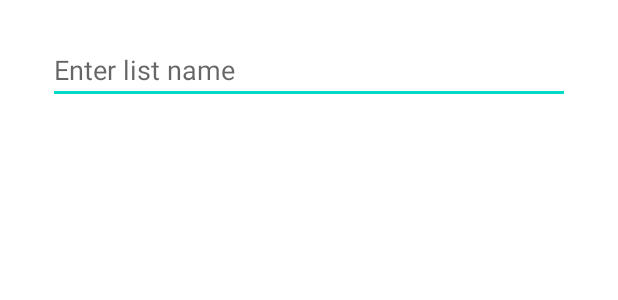
After one commit to Rozmarynka19/Chronos, an Android app: the layout add_new_list_dialog.xml on its own in the app's theme, with its tools: preview values and no code run, on a phone screen of 412 x 824 dp. The commit adds this screen. Shown: the top 300 px of the screen. Run offline under Robolectric (Android 15) with nearby library versions, the light colour scheme and no system bars.

Commit message:
Add FloatingActionButton in ListFragment, AddNewListDialog. I've changed server scripts to return userid - needed for lists

```diff
--- /dev/null
+++ b/ChronosApp/app/src/main/res/drawable/plus.xml
@@ -0,0 +1,5 @@
+<vector android:height="24dp" android:tint="#FFFFFF"
+    android:viewportHeight="24" android:viewportWidth="24"
+    android:width="24dp" xmlns:android="http://schemas.android.com/apk/res/android">
+    <path android:fillColor="@android:color/white" android:pathData="M19,13h-6v6h-2v-6H5v-2h6V5h2v6h6v2z"/>
+</vector>
--- /dev/null
+++ b/ChronosApp/app/src/main/res/layout/add_new_list_dialog.xml
@@ -0,0 +1,21 @@
+<?xml version="1.0" encoding="utf-8"?>
+<androidx.constraintlayout.widget.ConstraintLayout
+    xmlns:android="http://schemas.android.com/apk/res/android"
+    xmlns:app="http://schemas.android.com/apk/res-auto"
+    android:layout_width="match_parent"
+    android:layout_height="match_parent">
+
+    <EditText
+        android:id="@+id/add_new_list_dialog_edittext"
+        android:layout_width="match_parent"
+        android:layout_height="wrap_content"
+        android:layout_marginStart="32dp"
+        android:layout_marginTop="24dp"
+        android:layout_marginEnd="32dp"
+        android:inputType="textNoSuggestions"
+        app:layout_constraintEnd_toEndOf="parent"
+        app:layout_constraintStart_toStartOf="parent"
+        app:layout_constraintTop_toTopOf="parent"
+        android:hint="@string/add_new_list_dialog_edittext_hint"/>
+
+</androidx.constraintlayout.widget.ConstraintLayout>
--- a/ChronosApp/app/src/main/res/values/strings.xml
+++ b/ChronosApp/app/src/main/res/values/strings.xml
@@ -39,6 +39,7 @@
     <string name="subtitle_placeholder">Subtitle</string>
     <string name="description_placeholder">Description placeholder</string>
     <string name="nav_about_us"><font fgcolor='#FFFFFF'>About us</font></string>
+    <string name="add_new_list_dialog_edittext_hint">Enter list name</string>
 
     <string-array name="listItemTitles">
         <item>Baseball</item>
```
Also changed, not shown: ChronosApp/app/src/main/java/com/example/chronosapp/MainMainActivity.java (+3 -16 lines), ChronosApp/app/src/main/java/com/example/chronosapp/login/BackgroundTask.java (+6 -4 lines), ChronosApp/app/src/main/java/com/example/chronosapp/ui/list/AddNewListDialog.java (added, +63 -0 lines), ChronosApp/app/src/main/java/com/example/chronosapp/ui/list/ListFragment.java (+32 -6 lines), ChronosApp/app/src/main/res/layout/fragment_list.xml (+11 -0 lines), 6 other files.
